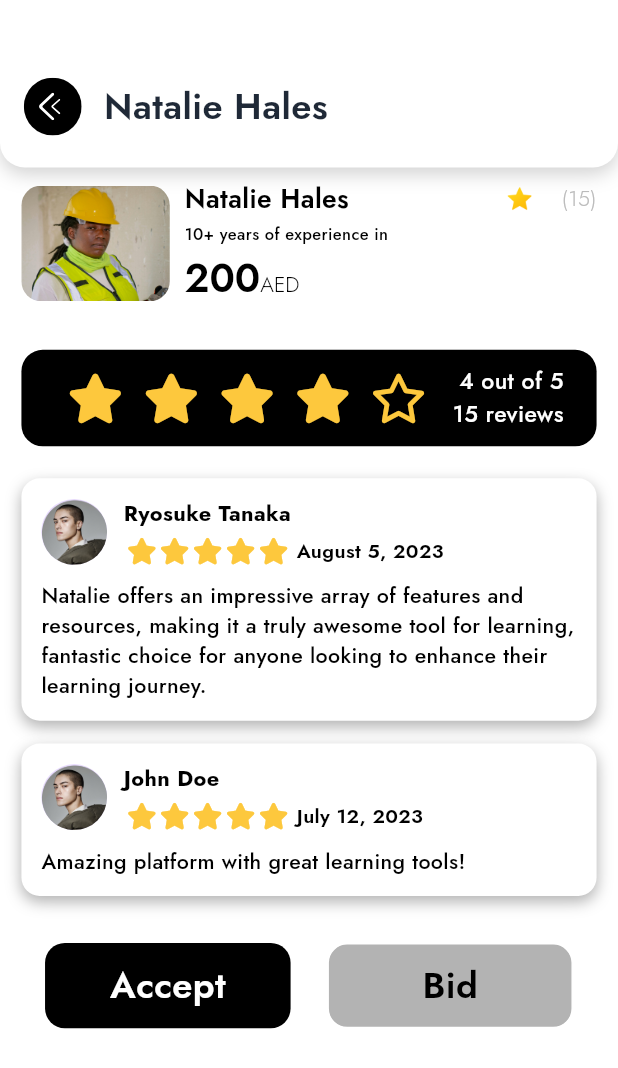
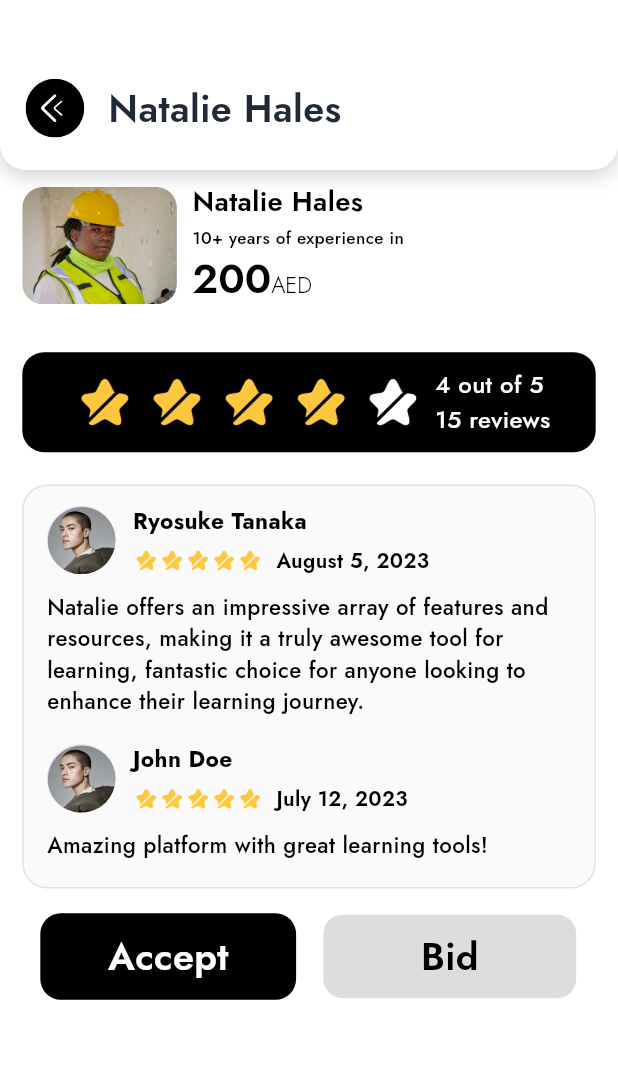
Before and after one commit to Hamzair/reapiroo_app, a Flutter app: the SearchOfferScreen screen opened directly with empty values, after a tap on "Accept", on a phone screen of 412 x 824 dp. Shown: the top 1068 px of the screen. Run offline on Flutter 3.47's test engine with Material 3 defaults, Android fonts, the phone set to English and light mode, and no system bars; our stand-ins replace animated_notch_bottom_bar, audioplayers, chewie, flutter_screenutil, flutter_svg, font_awesome_flutter and 9 more; missing offline and left inert: audio_wave, flutter_sound, voice_message_package; project files that could hold a hidden picture were left out.

Commit message:
fixed according to figma

```diff
--- a/lib/const/color.dart
+++ b/lib/const/color.dart
@@ -7,6 +7,7 @@ class AppColors {
   static const Color darkGrey = Color(0xFFFFFFF);
   static const Color mediumGrey = Color(0xFFDDDDDD);
   static const Color textFieldGrey = Color(0xFFE2E2E2);
+  static const Color containerLightGrey = Color(0xFFFAFAFA);
   static const Color textGrey = Color(0xFF4B4B4B);
   static const Color darkBlue = Color(0xFF1F2937);
   static const Color skyBlue = Color(0xFF35A4FF);
--- a/lib/const/images.dart
+++ b/lib/const/images.dart
@@ -55,6 +55,9 @@ class AppImages{
   static const white_wallet = 'assets/images/white_wallet.png';
   static const card = 'assets/images/card.png';
   static const apple_pay = 'assets/images/apple_pay.png';
+  static const star_yellow = 'assets/images/star_yellow.png';
+  static const star_grey = 'assets/images/star_grey.png';
+  static const black_tick = 'assets/images/black_tick.png';
 
 
 //midhat
--- a/lib/main.dart
+++ b/lib/main.dart
@@ -36,11 +36,11 @@ class MyApp extends StatelessWidget {
   @override
   Widget build(BuildContext context) {
     return ScreenUtilInit(
-        designSize: const Size(375, 812),
+        designSize: const Size(360, 800),
         builder: (_, child) {
           return GetMaterialApp(
             debugShowCheckedModeBanner: false,
-          home: SplashScreen(),
+          home: AppNavBar(),
             // initialBinding: UserBinding(),
           );
         });
--- a/lib/views/home_screen_for_tech/components/customer_bid.dart
+++ b/lib/views/home_screen_for_tech/components/customer_bid.dart
@@ -25,7 +25,7 @@ class CustomerBidBottomSheet extends StatelessWidget {
         ),
       ),
       child: Padding(
-        padding: EdgeInsets.symmetric(horizontal: 24.0.w),
+        padding: EdgeInsets.symmetric(horizontal: 20.0.w),
         child: Column(
           mainAxisSize: MainAxisSize.min,
           children: [
@@ -62,7 +62,7 @@ class CustomerBidBottomSheet extends StatelessWidget {
             ),
             SizedBox(height: 29.h,),
             Row(
-              mainAxisAlignment: MainAxisAlignment.center,
+              mainAxisAlignment: MainAxisAlignment.spaceBetween,
               children: [
               CustomElevatedButton(
                 width: 155.w,
@@ -75,10 +75,8 @@ class CustomerBidBottomSheet extends StatelessWidget {
                   Get.back();
                 },
               ),
-                SizedBox(width: 8.w,),
                 CustomElevatedButton(
                 width: 155.w,
-
                 backgroundColor: Color(0xffDDDDDD),
                 text: "Bid",
                 textColor: AppColors.primary,
--- a/lib/views/home_screens_for_customers/components/offer_container.dart
+++ b/lib/views/home_screens_for_customers/components/offer_container.dart
@@ -30,13 +30,16 @@ class _OfferContainerState extends State<OfferContainer> {
   @override
   Widget build(BuildContext context) {
     return Container(
-      padding: EdgeInsets.symmetric(horizontal: 8.w, vertical: 10.h),
+      height: 97.h,
+      padding: EdgeInsets.symmetric(horizontal: 8.w, ),
       decoration: BoxDecoration(
         color: AppColors.primary,
         borderRadius: BorderRadius.circular(12.w),
       ),
       alignment: Alignment.center,
       child: Row(
+        mainAxisAlignment: MainAxisAlignment.spaceBetween,
+        crossAxisAlignment: CrossAxisAlignment.center,
         children: [
           Container(
             width: 90.w,
@@ -48,6 +51,7 @@ class _OfferContainerState extends State<OfferContainer> {
             ),
           ),
           Expanded(child: Column(
+            mainAxisAlignment: MainAxisAlignment.center,
             crossAxisAlignment: CrossAxisAlignment.start,
             children: [
               Row(
@@ -68,7 +72,7 @@ class _OfferContainerState extends State<OfferContainer> {
                   )
                 ],
               ),
-              SizedBox(height: 3.h,),
+              SizedBox(height: 4.h,),
               Text(widget.experience, style: jost500(10.sp, AppColors.secondary),),
               SizedBox(height: 3.h,),
               Row(
@@ -114,7 +118,7 @@ class _OfferContainerState extends State<OfferContainer> {
                               isScrollControlled: true,
                               isDismissible: true,
                               enableDrag: true,
-                              BidBottomSheet(),
+                              BidBottomSheet(comingFrom: "customer",),
                             );
                           },
                           child: Container(
--- a/lib/views/home_screens_for_customers/components/services_container.dart
+++ b/lib/views/home_screens_for_customers/components/services_container.dart
@@ -17,9 +17,9 @@ class _ServicesContainerState extends State<ServicesContainer> {
   @override
   Widget build(BuildContext context) {
     return Container(
-      padding: EdgeInsets.symmetric(horizontal: 13.w, vertical: 10.h),
+      padding: EdgeInsets.symmetric(horizontal: 12.w, vertical: 7.79.h),
         width: 163.12.w,
-        height: 157.h,
+        height: 150.h,
       decoration: BoxDecoration(
         image: DecorationImage(image: AssetImage(widget.image), fit: BoxFit.fill),
         borderRadius: BorderRadius.circular(20.r),
@@ -27,7 +27,7 @@ class _ServicesContainerState extends State<ServicesContainer> {
       alignment: Alignment.bottomCenter,
       child: Container(
         width: 140.w,
-        height: 38.h,
+        height: 36.04.h,
         decoration: BoxDecoration(
           color: AppColors.secondary,
           borderRadius: BorderRadius.circular(20.r),
--- a/lib/views/home_screens_for_customers/search_offer_screen.dart
+++ b/lib/views/home_screens_for_customers/search_offer_screen.dart
@@ -132,7 +132,9 @@ class _SearchOfferScreenState extends State<SearchOfferScreen> {
                     },
                   ),
                   SizedBox(height: 26.h,),
-                  CustomElevatedButton(text: "Cancel", onPressed: (){
+                  Padding(
+                    padding: EdgeInsets.symmetric(horizontal: 12.0.w),
+                    child: CustomElevatedButton(text: "Cancel", onPressed: (){
                       showDialog(context: context, builder: (BuildContext context){
                         return AlertDialog(
                           backgroundColor: AppColors.secondary,
@@ -140,7 +142,8 @@ class _SearchOfferScreenState extends State<SearchOfferScreen> {
                           content: CancelDialogBox(),
                         );
                       });
-                  })
+                    }),
+                  )
                 ],
               ),
             ),
--- a/lib/views/home_screens_for_customers/search_offer_view.dart
+++ b/lib/views/home_screens_for_customers/search_offer_view.dart
@@ -93,7 +93,9 @@ class _SearchOfferViewState extends State<SearchOfferView> {
           child: Column(
             children: [
               SizedBox(height: 8.h,),
-              Row(
+              SizedBox(
+                height: 82.h,
+                child: Row(
                   children: [
                     Container(
                       width: 90.w,
@@ -105,33 +107,13 @@ class _SearchOfferViewState extends State<SearchOfferView> {
                       ),
                     ),
                     Expanded(child: Column(
+                      mainAxisAlignment: MainAxisAlignment.center,
                       crossAxisAlignment: CrossAxisAlignment.start,
                       children: [
-                      Row(
-                        crossAxisAlignment: CrossAxisAlignment.center,
-                        mainAxisAlignment: MainAxisAlignment.spaceBetween,
-                        children: [
                         Text(widget.name, style: jost600(16.sp, AppColors.primary),),
-                          SizedBox(
-                            child: Row(
-                              children: [
-                                Image.asset(AppImages.star, height: 18.h, width: 18.w),
-                                SizedBox(width: 4.w,),
-                                Text(widget.rating, style: jost600(14.sp, Colors.white),),
-                                SizedBox(width: 3.w,),
-                                Text("(${widget.reviews})", style: jost(13.sp, AppColors.lightGrey, FontWeight.w300),),
-                              ],
-                            ),
-                          )
-                        ],
-                      ),
                         SizedBox(height: 3.h,),
                         Text(widget.experience, style: jost500(10.sp, AppColors.primary),),
-                      SizedBox(height: 3.h,),
-                      Row(
-                        mainAxisAlignment: MainAxisAlignment.spaceBetween,
-                        crossAxisAlignment: CrossAxisAlignment.center,
-                        children: [
+                        Spacer(),
                         RichText(text: TextSpan(
                             children: [
                               TextSpan(text: widget.price, style: jost600(24.sp, AppColors.primary)),
@@ -140,39 +122,38 @@ class _SearchOfferViewState extends State<SearchOfferView> {
                         )),
 
                       ],
-                      ),
-
-                    ],
                     ))
                   ],
                 ),
+              ),
               Container(
                 margin: EdgeInsets.only(top: 28.h, bottom: 21.h),
-                padding: EdgeInsets.symmetric(horizontal: 20.w,vertical: 10.h),
+                padding: EdgeInsets.symmetric(vertical: 10.h),
                 decoration: BoxDecoration(
                   color: AppColors.primary,
                   borderRadius: BorderRadius.circular(14.r),
                 ),
                 child: Row(
-                  mainAxisAlignment: MainAxisAlignment.spaceBetween,
+                  mainAxisAlignment: MainAxisAlignment.center,
                   children: [
                     Row(
                       children: List.generate(
                         5,
                             (index) => Padding(
-                          padding: EdgeInsets.symmetric(horizontal: 8.w),
-                          child: Icon(
+                          padding: EdgeInsets.symmetric(horizontal: 3.w),
+                          child: Image.asset(
                             index < 4
-                                ? FontAwesomeIcons.solidStar  // Example: solid star icon
-                                : FontAwesomeIcons.star, // Show empty star for 4 out of 5 rating
-                            color: AppColors.goldenstar,
-                            size: 30.w,
+                                ? AppImages.star_yellow  // Example: solid star icon
+                                : AppImages.star_grey, // Show empty star for 4 out of 5 rating
+                            height: 36.h,
+                            width: 36.w,
                           ),
                         ),
                       ),
                     ),
+                    SizedBox(width: 4.w,),
                     Column(
-                      crossAxisAlignment: CrossAxisAlignment.end,
+                      crossAxisAlignment: CrossAxisAlignment.start,
                       children: [
                         Text(
                           '4 out of 5',
@@ -194,22 +175,23 @@ class _SearchOfferViewState extends State<SearchOfferView> {
                 ),
               ),
 
-              Column(
-                                children: reviewsData[selectedRating]!.map((review) {
-                                  return Container(
-                                    margin: EdgeInsets.only(bottom: 15.h),
-                                    padding: EdgeInsets.all(12.w),
+              Container(
+                padding: EdgeInsets.only(
+                    left: 13.47.w,
+                    right: 13.47.w,
+                    top: 11.97.h,
+                ),
                 decoration: BoxDecoration(
-                                      color: Colors.white,
-                                      borderRadius: BorderRadius.circular(12.r),
-                                      boxShadow: [
-                                        BoxShadow(
-                                          color: Colors.black.withOpacity(0.3),
-                                          blurRadius: 8,
-                                          offset: Offset(0, 4),
+                  color: AppColors.containerLightGrey,
+                  borderRadius: BorderRadius.circular(16.r),
+                  border: Border.all(
+                    width: 1,
+                    color: AppColors.textFieldGrey
+                  )
                 ),
-                                      ],
-                                    ),
+                child: Column(children: reviewsData[selectedRating]!.map((review) {
+                                    return Padding(
+                                      padding:  EdgeInsets.only(bottom: 17.0.h),
                                       child: Column(
                                         crossAxisAlignment: CrossAxisAlignment.start,
                                         children: [
@@ -235,19 +217,19 @@ class _SearchOfferViewState extends State<SearchOfferView> {
                                                         children: List.generate(
                                                           5,
                                                               (index) => Padding(
-                                                          padding: EdgeInsets.symmetric(horizontal: 2.w), // Adjust right padding as needed
-                                                          child: Icon(
+                                                            padding: EdgeInsets.symmetric(horizontal: 0.w), // Adjust right padding as needed
+                                                            child: Image.asset(
                                                               index < int.parse(selectedRating[0])
-                                                                ? FontAwesomeIcons.solidStar
-                                                                : FontAwesomeIcons.star,
-                                                            color: AppColors.goldenstar,
-                                                            size: 16.w,
+                                                                  ? AppImages.star_yellow  // Example: solid star icon
+                                                                  : AppImages.star_grey,
+                                                              height: 15.12.h,
+                                                              width: 15.12.w,
                                                             ),
                                                           ),
                                                         ),
                                                       ),
 
-                                                    SizedBox(width: 5.w),
+                                                      SizedBox(width: 8.w),
                                                       Text(
                                                         review['date']!,
                                                         style: jost600(
@@ -274,9 +256,12 @@ class _SearchOfferViewState extends State<SearchOfferView> {
                                     );
                                   }).toList(),
                                 ),
+              ),
               SizedBox(height: 16.h,),
-              Row(
-                mainAxisAlignment: MainAxisAlignment.spaceEvenly,
+              Padding(
+                padding: EdgeInsets.symmetric(horizontal: 12.0),
+                child: Row(
+                  mainAxisAlignment: MainAxisAlignment.spaceBetween,
                   crossAxisAlignment: CrossAxisAlignment.center,
                   children: [
                     GestureDetector(
@@ -307,7 +292,7 @@ class _SearchOfferViewState extends State<SearchOfferView> {
                           isScrollControlled: true,
                           isDismissible: true,
                           enableDrag: true,
-                        BidBottomSheet(),
+                          BidBottomSheet(comingFrom: "customer",),
                         );
                       },
                       child: Container(
@@ -318,7 +303,7 @@ class _SearchOfferViewState extends State<SearchOfferView> {
                           border: Border.all(
                               color: AppColors.secondary
                           ),
-                        color: AppColors.buttonGrey,
+                           color: Color(0xffDDDDDD),
                         ),
                         alignment: Alignment.center,
                         child: Text("Bid", style: jost600(22.sp, AppColors.primary),
@@ -326,6 +311,7 @@ class _SearchOfferViewState extends State<SearchOfferView> {
                       ),
                     ),
                   ],
+                ),
               )
             ],
           ),
--- a/lib/widgets/payment_bottomsheet.dart
+++ b/lib/widgets/payment_bottomsheet.dart
@@ -35,7 +35,7 @@ class _PaymentBottomsheetState extends State<PaymentBottomsheet> {
         child: Column(
           mainAxisSize: MainAxisSize.min,
           children: [
-            SizedBox(height: 20.h,),
+            SizedBox(height: 26.h,),
             Container(
               padding: EdgeInsets.symmetric(vertical: 12.h, horizontal: 50.w),
               decoration: BoxDecoration(
@@ -64,12 +64,12 @@ class _PaymentBottomsheetState extends State<PaymentBottomsheet> {
                 ],
               ),
             ),
-            SizedBox(height: 20.h,),
+            SizedBox(height: 30.h,),
             Align(
               alignment: Alignment.center,
               child: Text("Select payment Method.", style: jost600(16.sp, AppColors.primary), textAlign: TextAlign.center,),
             ),
-            SizedBox(height: 15.h,),
+            SizedBox(height: 50.h,),
             Container(
               width: double.infinity,
               margin: EdgeInsets.only(bottom: 12.h),
```
Also changed, not shown: lib/views/home_screen_for_tech/components/bid_bottom_sheet.dart (+7 -2 lines), lib/views/home_screen_for_tech/main_home.dart (+4 -8 lines), lib/views/home_screen_for_tech/new_task_home.dart (+85 -25 lines), lib/views/home_screen_for_tech/task_description_home.dart (+22 -18 lines), lib/views/home_screens_for_customers/components/job_accepted_bottomsheet.dart (+6 -5 lines), lib/views/home_screens_for_customers/customer_main_home.dart (+15 -8 lines), lib/views/home_screens_for_customers/customer_task_home.dart (+3 -5 lines), lib/widgets/custom_container.dart (added, +63 -0 lines), assets/images/black_tick.png (added), assets/images/star_grey.png (added), assets/images/star_yellow.png (added). Lines whose indentation alone changed are shown as unchanged.
